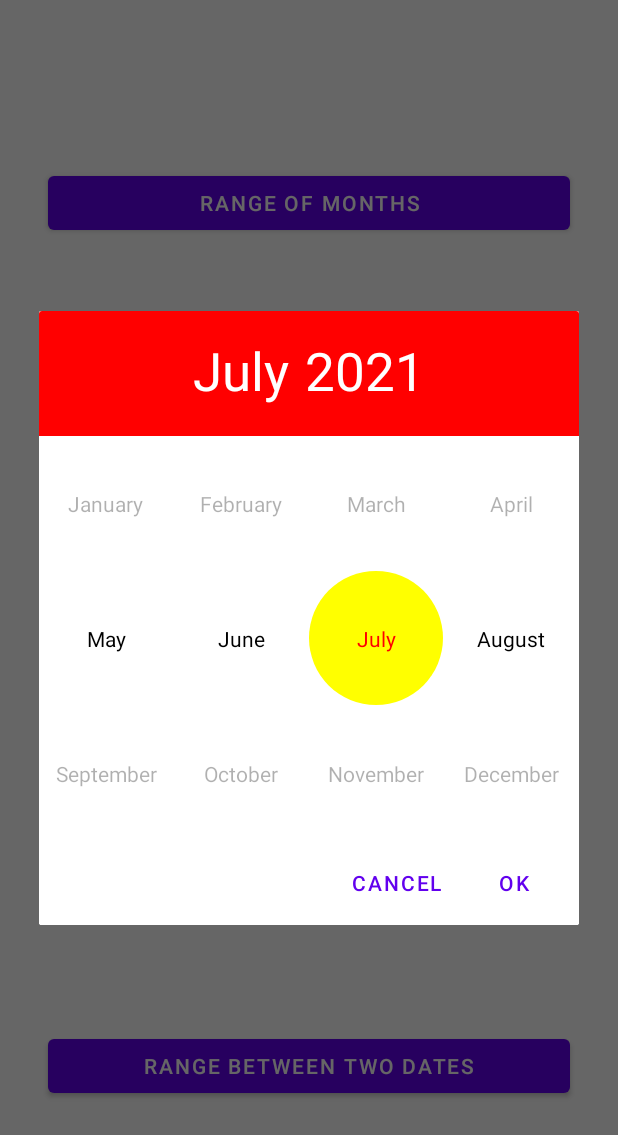
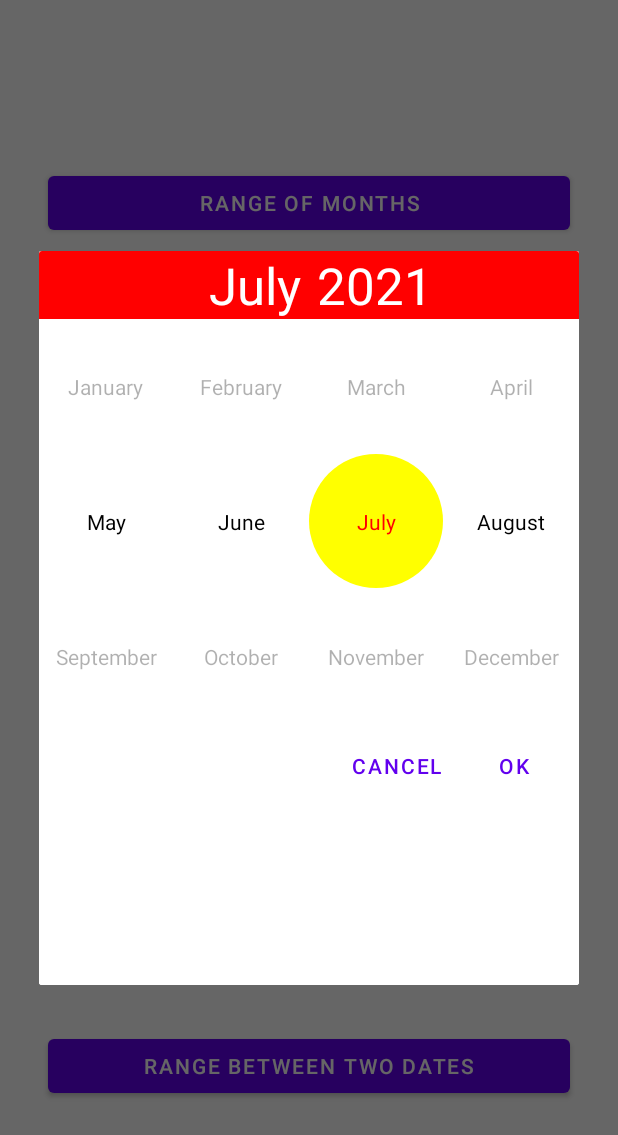
Before and after one commit to Dzmitry-Lakisau/MonthYearPickerDialog, an Android app: the screen it shows after launch (MainActivity), after a tap on "RANGE OF MONTHS", on a phone screen of 412 x 824 dp. Shown: the top 1135 px of the screen. Run offline under Robolectric (Android 15) with nearby library versions, the phone set to English and light mode, and no system bars.

Commit message:
Removed methods for setting title, changed header's layout

```diff
--- a/library/src/main/java/by/dzmitry_lakisau/month_year_picker_dialog/MonthYearPickerDialog.kt
+++ b/library/src/main/java/by/dzmitry_lakisau/month_year_picker_dialog/MonthYearPickerDialog.kt
@@ -63,7 +63,6 @@ class MonthYearPickerDialog private constructor(
         private var maxYear = Calendar.getInstance()[Calendar.YEAR]
         private var monthOnly = false
         private var yearOnly = false
-        private var title: String? = null
         private var onYearChangedListener: OnYearChangedListener? = null
         private var onMonthChangedListener: OnMonthChangedListener? = null
         private var monthFormat = SimpleDateFormat("LLLL", Locale.getDefault())
@@ -164,17 +163,6 @@ class MonthYearPickerDialog private constructor(
         }
 
         /**
-         * Set the title to the picker.
-         *
-         * @param title
-         * @return Builder
-         */
-        fun setTitle(title: String?): Builder {
-            this.title = title
-            return this
-        }
-
-        /**
          * User can select month only. Year won't be shown to user once user select the month.
          *
          * @return Builder
@@ -250,7 +238,6 @@ class MonthYearPickerDialog private constructor(
             monthYearPickerView.setSelectedYear(selectedYear)
             monthYearPickerView.setOnMonthChangedListener(onMonthChangedListener)
             monthYearPickerView.setOnYearChangedListener(onYearChangedListener)
-            monthYearPickerView.setTitle(title?.trim { it <= ' ' })
             return monthYearPickerDialog
         }
     }
--- a/library/src/main/java/by/dzmitry_lakisau/month_year_picker_dialog/MonthYearPickerView.kt
+++ b/library/src/main/java/by/dzmitry_lakisau/month_year_picker_dialog/MonthYearPickerView.kt
@@ -5,8 +5,8 @@ import android.content.res.ColorStateList
 import android.util.AttributeSet
 import android.view.LayoutInflater
 import android.widget.FrameLayout
-import android.widget.LinearLayout
 import android.widget.TextView
+import androidx.constraintlayout.widget.ConstraintLayout
 import androidx.core.content.withStyledAttributes
 import androidx.core.view.isVisible
 import androidx.recyclerview.widget.RecyclerView
@@ -32,7 +32,6 @@ internal class MonthYearPickerView @JvmOverloads constructor(
 
     private var tvSelectedMonth: TextView
     private var tvSelectedYear: TextView
-    private var tvTitle: TextView
 
     private var headerBackgroundColor: Int = 0
     private var headerFontColorNormal: Int = 0
@@ -78,12 +77,10 @@ internal class MonthYearPickerView @JvmOverloads constructor(
         rvYears = findViewById(R.id.rv_years)
         tvSelectedMonth = findViewById(R.id.tv_selected_month)
         tvSelectedYear = findViewById(R.id.tv_selected_year)
-        tvTitle = findViewById(R.id.title)
-        val header = findViewById<LinearLayout>(R.id.header)
 
         tvSelectedMonth.setTextColor(headerFontColorSelected)
         tvSelectedYear.setTextColor(headerFontColorNormal)
-        header.setBackgroundColor(headerBackgroundColor)
+        findViewById<ConstraintLayout>(R.id.vg_header).setBackgroundColor(headerBackgroundColor)
 
         monthsAdapter = MonthsAdapter(monthTextColorStateList) {
             tvSelectedMonth.text = getMonthName(it, monthFormat)
@@ -166,15 +163,6 @@ internal class MonthYearPickerView @JvmOverloads constructor(
         tvSelectedYear.text = year.toString()
     }
 
-    fun setTitle(dialogTitle: String?) {
-        if (dialogTitle != null && dialogTitle.trim { it <= ' ' }.isNotEmpty()) {
-            tvTitle.text = dialogTitle
-            tvTitle.visibility = VISIBLE
-        } else {
-            tvTitle.visibility = GONE
-        }
-    }
-
     fun setOnMonthChangedListener(onMonthChangedListener: OnMonthChangedListener?) {
         this.onMonthChangedListener = onMonthChangedListener
     }
--- a/library/src/main/res/layout/layout_header.xml
+++ b/library/src/main/res/layout/layout_header.xml
@@ -1,46 +1,38 @@
 <?xml version="1.0" encoding="utf-8"?>
-<LinearLayout xmlns:android="http://schemas.android.com/apk/res/android"
+<androidx.constraintlayout.widget.ConstraintLayout xmlns:android="http://schemas.android.com/apk/res/android"
+    xmlns:app="http://schemas.android.com/apk/res-auto"
     xmlns:tools="http://schemas.android.com/tools"
-    android:id="@+id/header"
     android:layout_width="match_parent"
-    android:layout_height="wrap_content"
-    android:gravity="center"
+    android:layout_height="wrap_content">
+
+    <androidx.constraintlayout.widget.Guideline
+        android:id="@+id/guideline"
+        android:layout_width="wrap_content"
+        android:layout_height="match_parent"
         android:orientation="vertical"
-    android:paddingTop="16dp">
-
-    <TextView
-        android:id="@+id/title"
-        android:layout_width="match_parent"
-        android:layout_height="wrap_content"
-        android:gravity="center"
-        android:textSize="16sp"
-        android:visibility="gone" />
-
-    <LinearLayout
-        android:layout_width="match_parent"
-        android:layout_height="wrap_content"
-        android:gravity="center">
+        app:layout_constraintGuide_percent="0.5" />
 
     <TextView
         android:id="@+id/tv_selected_month"
-            android:layout_width="wrap_content"
+        android:layout_width="0dp"
         android:layout_height="wrap_content"
-            android:paddingLeft="5dp"
-            android:paddingRight="5dp"
-            android:paddingBottom="20dp"
-            android:textSize="35sp"
+        android:gravity="center_vertical|end"
+        android:paddingHorizontal="5dp"
+        android:textSize="34sp"
+        app:layout_constraintEnd_toStartOf="@id/guideline"
+        app:layout_constraintStart_toStartOf="parent"
+        app:layout_constraintTop_toTopOf="parent"
         tools:text="June" />
 
     <TextView
         android:id="@+id/tv_selected_year"
-            android:layout_width="wrap_content"
+        android:layout_width="0dp"
         android:layout_height="wrap_content"
-            android:paddingLeft="5dp"
-            android:paddingRight="5dp"
-            android:paddingBottom="20dp"
-            android:textSize="35sp"
+        android:paddingHorizontal="5dp"
+        android:textSize="34sp"
+        app:layout_constraintEnd_toEndOf="parent"
+        app:layout_constraintStart_toEndOf="@id/guideline"
+        app:layout_constraintTop_toTopOf="parent"
         tools:text="1993" />
 
-    </LinearLayout>
-
-</LinearLayout>
+</androidx.constraintlayout.widget.ConstraintLayout>
--- a/library/src/main/res/layout/view_month_year_picker.xml
+++ b/library/src/main/res/layout/view_month_year_picker.xml
@@ -6,7 +6,7 @@
     android:layout_height="wrap_content">
 
     <include
-        android:id="@+id/header"
+        android:id="@+id/vg_header"
         layout="@layout/layout_header"
         android:layout_width="match_parent"
         android:layout_height="wrap_content" />
@@ -17,7 +17,7 @@
         android:layout_height="wrap_content"
         android:orientation="vertical"
         app:layoutManager="androidx.recyclerview.widget.GridLayoutManager"
-        app:layout_constraintTop_toBottomOf="@id/header"
+        app:layout_constraintTop_toBottomOf="@id/vg_header"
         app:spanCount="4"
         tools:itemCount="12"
         tools:listitem="@layout/item_month" />
@@ -30,7 +30,7 @@
         android:visibility="invisible"
         app:layoutManager="androidx.recyclerview.widget.LinearLayoutManager"
         app:layout_constraintBottom_toBottomOf="@id/rv_months"
-        app:layout_constraintTop_toBottomOf="@id/header"
+        app:layout_constraintTop_toBottomOf="@id/vg_header"
         tools:itemCount="6"
         tools:listitem="@layout/item_year"
         tools:visibility="visible" />
```
Lines whose indentation alone changed are shown as unchanged.
